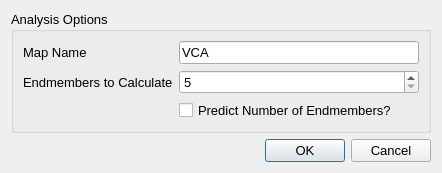
This is Vespucci/GUI/Analysis/vcadialog.ui in VespucciProject/Vespucci as Qt 5 draws it before an edit. The edited form follows.
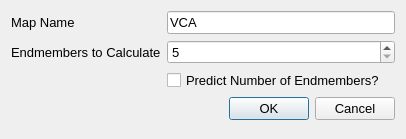
This is the edited form. Icons and pictures are not drawn.

Commit message: The next style guide will require that all forms have widgets with meaningful names. This refactors all forms to fit that guideline.

The edit to the form file:
```diff
--- a/Vespucci/GUI/Analysis/vcadialog.ui
+++ b/Vespucci/GUI/Analysis/vcadialog.ui
@@ -6,8 +6,8 @@
    <rect>
     <x>0</x>
     <y>0</y>
-    <width>442</width>
-    <height>172</height>
+    <width>406</width>
+    <height>139</height>
    </rect>
   </property>
   <property name="font">
@@ -22,17 +22,18 @@
    <iconset resource="../../resources.qrc">
     <normaloff>:/icons/vespuccilogo.ico</normaloff>:/icons/vespuccilogo.ico</iconset>
   </property>
-  <layout class="QVBoxLayout" name="verticalLayout">
-   <item>
-    <widget class="QGroupBox" name="groupBox_2">
-     <property name="title">
-      <string>Analysis Options</string>
+  <layout class="QFormLayout" name="formLayout">
+   <item row="0" column="0">
+    <widget class="QLabel" name="nameLabel">
+     <property name="text">
+      <string>Map Name</string>
      </property>
-     <layout class="QFormLayout" name="formLayout_2">
-      <item row="1" column="0">
-       <widget class="QLabel" name="label_4">
+    </widget>
+   </item>
+   <item row="0" column="1">
+    <widget class="QLineEdit" name="nameLineEdit">
         <property name="text">
-         <string>Endmembers to Calculate</string>
+      <string>VCA</string>
         </property>
        </widget>
       </item>
@@ -43,6 +44,13 @@
         </property>
        </widget>
       </item>
+   <item row="1" column="0">
+    <widget class="QLabel" name="endmembersLabel">
+     <property name="text">
+      <string>Endmembers to Calculate</string>
+     </property>
+    </widget>
+   </item>
       <item row="2" column="1">
        <widget class="QCheckBox" name="predictionCheckBox">
         <property name="text">
@@ -50,24 +58,7 @@
         </property>
        </widget>
       </item>
-      <item row="0" column="0">
-       <widget class="QLabel" name="label">
-        <property name="text">
-         <string>Map Name</string>
-        </property>
-       </widget>
-      </item>
-      <item row="0" column="1">
-       <widget class="QLineEdit" name="nameLineEdit">
-        <property name="text">
-         <string>VCA</string>
-        </property>
-       </widget>
-      </item>
-     </layout>
-    </widget>
-   </item>
-   <item>
+   <item row="3" column="1">
     <widget class="QDialogButtonBox" name="buttonBox">
      <property name="orientation">
       <enum>Qt::Horizontal</enum>
```
Lines whose indentation alone changed are shown as unchanged. The commit also changes 46 other files.
